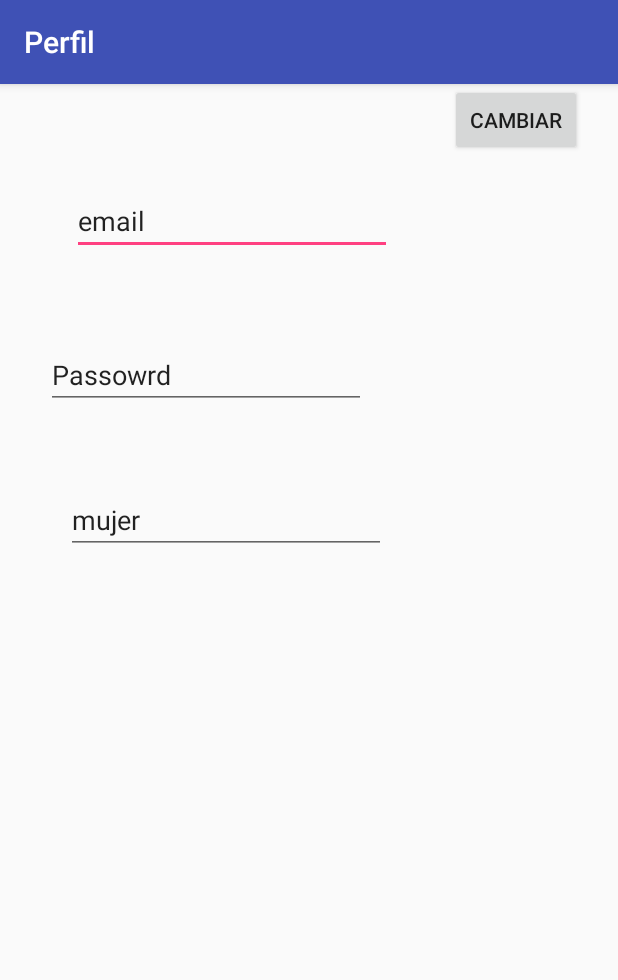
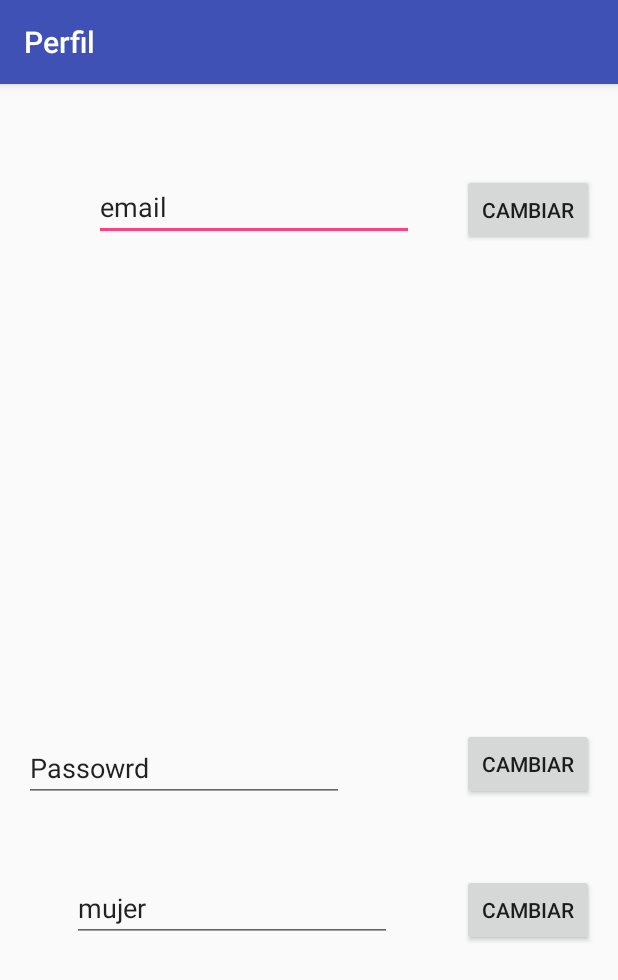
Before and after one commit to JaMateuC/DSA_Android, an Android app: the Perfil screen opened directly, with no data from a screen before it, on a phone screen of 412 x 824 dp. Shown: the top 980 px of the screen. Run offline under Robolectric (Android 15) with nearby library versions, the phone set to English and light mode, and no system bars; 4 statements that could not run were skipped.

Commit message:
1212123123

```diff
--- a/app/src/main/res/layout/activity_perfil.xml
+++ b/app/src/main/res/layout/activity_perfil.xml
@@ -19,14 +19,16 @@
         android:text="email"
         app:layout_constraintBottom_toTopOf="@+id/password"
         app:layout_constraintEnd_toStartOf="@+id/CambioN"
+        app:layout_constraintHorizontal_bias="1.0"
         app:layout_constraintStart_toStartOf="parent"
-        app:layout_constraintTop_toTopOf="parent" />
+        app:layout_constraintTop_toTopOf="parent"
+        app:layout_constraintVertical_bias="0.0" />
 
     <EditText
         android:id="@+id/password"
         android:layout_width="wrap_content"
         android:layout_height="wrap_content"
-        android:layout_marginBottom="51dp"
+        android:layout_marginBottom="48dp"
         android:layout_marginEnd="49dp"
         android:layout_marginStart="16dp"
         android:ems="10"
@@ -34,13 +36,14 @@
         android:text="Passowrd"
         app:layout_constraintBottom_toTopOf="@+id/Genero"
         app:layout_constraintEnd_toStartOf="@+id/CambioP"
+        app:layout_constraintHorizontal_bias="0.0"
         app:layout_constraintStart_toStartOf="parent" />
 
     <EditText
         android:id="@+id/Genero"
         android:layout_width="wrap_content"
         android:layout_height="wrap_content"
-        android:layout_marginBottom="49dp"
+        android:layout_marginBottom="48dp"
         android:layout_marginEnd="32dp"
         android:layout_marginStart="33dp"
         android:ems="10"
@@ -60,7 +63,8 @@
         android:text="cambiar"
         app:layout_constraintBottom_toTopOf="@+id/CambioP"
         app:layout_constraintEnd_toEndOf="parent"
-        app:layout_constraintTop_toTopOf="parent" />
+        app:layout_constraintTop_toTopOf="parent"
+        app:layout_constraintVertical_bias="0.0" />
 
     <Button
         android:id="@+id/CambioP"
@@ -76,22 +80,21 @@
         android:id="@+id/CambioG"
         android:layout_width="wrap_content"
         android:layout_height="wrap_content"
-        android:layout_marginEnd="24dp"
+        android:layout_marginBottom="45dp"
+        android:layout_marginEnd="16dp"
         android:text="Cambiar"
-        app:layout_constraintEnd_toEndOf="parent"
-        tools:layout_editor_absoluteY="281dp" />
+        app:layout_constraintBottom_toTopOf="@+id/llistamonstres"
+        app:layout_constraintEnd_toEndOf="parent" />
 
     <ListView
         android:id="@+id/llistamonstres"
         android:layout_width="368dp"
         android:layout_height="120dp"
-        android:layout_marginBottom="19dp"
+        android:layout_marginBottom="28dp"
         android:layout_marginEnd="8dp"
         android:layout_marginStart="8dp"
-        android:layout_marginTop="48dp"
         app:layout_constraintBottom_toBottomOf="parent"
         app:layout_constraintEnd_toEndOf="parent"
         app:layout_constraintHorizontal_bias="1.0"
-        app:layout_constraintStart_toStartOf="parent"
-        app:layout_constraintTop_toBottomOf="@+id/CambioG" />
+        app:layout_constraintStart_toStartOf="parent" />
 </android.support.constraint.ConstraintLayout>
```
